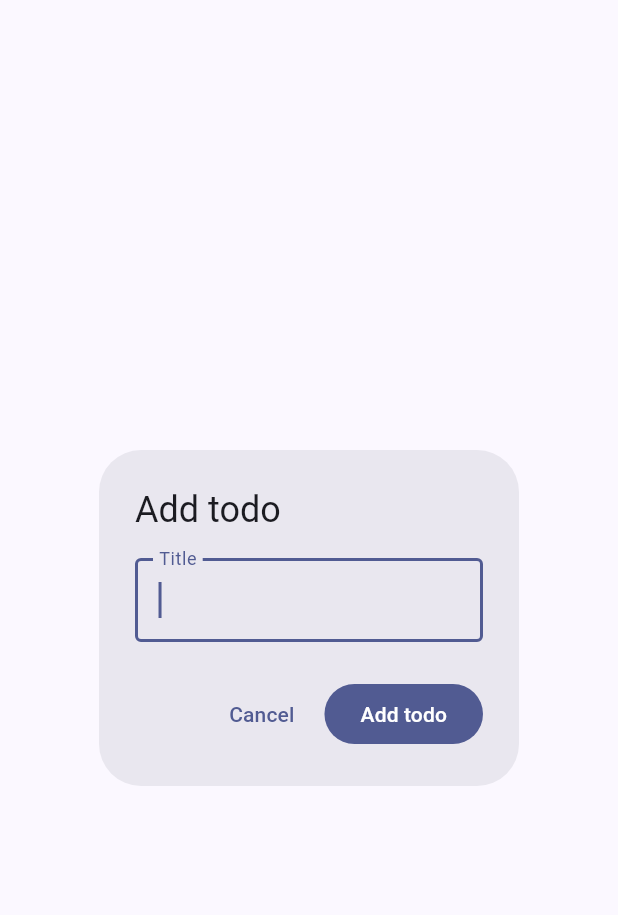
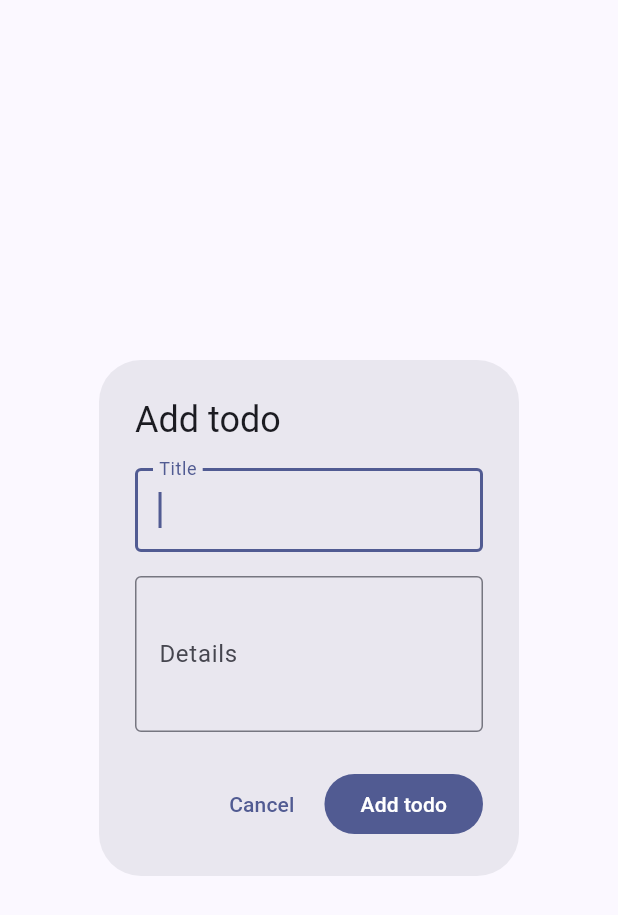
Before and after one commit to Gas-nontachai/LongDuw-ToDoList, a Flutter app: the TodoFormDialog widget shown alone on an empty page, opened directly, on a phone screen of 412 x 824 dp. Shown: the top 915 px of the screen. Run offline on Flutter 3.47's test engine with Material 3 defaults, Android fonts, the phone set to English and light mode, and no system bars; our stand-ins replace dio, flutter_riverpod; network calls fail.

Commit message:
feat: add details in models

```diff
--- a/lib/features/todo/models/todo.dart
+++ b/lib/features/todo/models/todo.dart
@@ -1,25 +1,39 @@
 class Todo {
-  const Todo({required this.id, required this.title, required this.completed});
+  const Todo({
+    required this.id,
+    required this.title,
+    required this.completed,
+    required this.details,
+  });
 
   factory Todo.fromJson(Map<String, dynamic> json) => Todo(
     id: json['id']?.toString() ?? '',
     title: json['title']?.toString() ?? '',
     completed: json['completed'] == true || json['completed'] == 'true',
+    details: json['details']?.toString() ?? '',
   );
 
   final String id;
   final String title;
   final bool completed;
+  final String details;
 
   Map<String, dynamic> toJson() => {
     'id': id,
     'title': title,
     'completed': completed,
+    'details': details,
   };
 
-  Todo copyWith({String? id, String? title, bool? completed}) => Todo(
+  Todo copyWith({
+    String? id,
+    String? title,
+    bool? completed,
+    String? details,
+  }) => Todo(
     id: id ?? this.id,
     title: title ?? this.title,
     completed: completed ?? this.completed,
+    details: details ?? this.details,
   );
 }
--- a/lib/features/todo/providers/todo_provider.dart
+++ b/lib/features/todo/providers/todo_provider.dart
@@ -49,11 +49,11 @@ class TodoNotifier extends AsyncNotifier<List<Todo>> {
     state = await AsyncValue.guard(_service.getTodos);
   }
 
-  Future<void> addTodo(String title) async {
+  Future<void> addTodo(String title, String details) async {
     final operations = ref.read(todoOperationProvider.notifier);
     operations.setCreating(true);
     try {
-      final created = await _service.createTodo(title);
+      final created = await _service.createTodo(title, details);
       state = AsyncData([...state.value ?? [], created]);
     } finally {
       operations.setCreating(false);
--- a/lib/features/todo/services/todo_service.dart
+++ b/lib/features/todo/services/todo_service.dart
@@ -17,7 +17,7 @@ class TodoService {
         .toList();
   }
 
- Future<Todo> getTodoById(String id) async {
+  Future<Todo> getTodoById(String id) async {
     final response = await _apiClient.get('/todos/$id');
     if (response.data is! Map) {
       throw const FormatException('The API returned an invalid todo.');
@@ -25,10 +25,10 @@ class TodoService {
     return Todo.fromJson(Map<String, dynamic>.from(response.data as Map));
   }
 
-  Future<Todo> createTodo(String title) async {
+  Future<Todo> createTodo(String title, String details) async {
     final response = await _apiClient.post(
       '/todos',
-      data: {'title': title, 'completed': false},
+      data: {'title': title, 'details': details, 'completed': false},
     );
     return Todo.fromJson(Map<String, dynamic>.from(response.data as Map));
   }
--- a/lib/features/todo/widgets/todo_detail.dart
+++ b/lib/features/todo/widgets/todo_detail.dart
@@ -30,6 +30,7 @@ class TodoDetailDialog extends StatelessWidget {
         mainAxisSize: MainAxisSize.min,
         crossAxisAlignment: CrossAxisAlignment.start,
         children: [
+          Text(todo.details, style: theme.textTheme.bodyLarge),
           const SizedBox(height: 16),
           Row(
             mainAxisSize: MainAxisSize.min,
--- a/lib/features/todo/widgets/todo_form.dart
+++ b/lib/features/todo/widgets/todo_form.dart
@@ -3,11 +3,18 @@ import 'package:flutter/material.dart';
 import '../../../l10n/app_localizations.dart';
 import '../models/todo.dart';
 
-Future<String?> showTodoForm(BuildContext context, {Todo? todo}) {
-  return showDialog<String>(
+Future<TodoFormData?> showTodoForm(BuildContext context, {Todo? todo}) {
+  return showDialog<TodoFormData>(
     context: context,
     builder: (_) => TodoFormDialog(todo: todo),
   );
+}
+
+class TodoFormData {
+  const TodoFormData({required this.title, required this.details});
+
+  final String title;
+  final String details;
 }
 
 class TodoFormDialog extends StatefulWidget {
@@ -21,23 +28,33 @@ class TodoFormDialog extends StatefulWidget {
 
 class _TodoFormDialogState extends State<TodoFormDialog> {
   late final TextEditingController _controller;
+  late final TextEditingController _detailsController;
   final _formKey = GlobalKey<FormState>();
 
   @override
   void initState() {
     super.initState();
     _controller = TextEditingController(text: widget.todo?.title ?? '');
+    _detailsController = TextEditingController(
+      text: widget.todo?.details ?? '',
+    );
   }
 
   @override
   void dispose() {
     _controller.dispose();
+    _detailsController.dispose();
     super.dispose();
   }
 
   void _save() {
     if (_formKey.currentState!.validate()) {
-      Navigator.of(context).pop(_controller.text.trim());
+      Navigator.of(context).pop(
+        TodoFormData(
+          title: _controller.text.trim(),
+          details: _detailsController.text.trim(),
+        ),
+      );
     }
   }
 
@@ -48,14 +65,31 @@ class _TodoFormDialogState extends State<TodoFormDialog> {
       title: Text(widget.todo == null ? l10n.addTodo : l10n.editTodo),
       content: Form(
         key: _formKey,
-        child: TextFormField(
-          controller: _controller,
-          autofocus: true,
-          textInputAction: TextInputAction.done,
-          decoration: InputDecoration(labelText: l10n.title),
-          validator: (value) =>
-              value == null || value.trim().isEmpty ? l10n.enterTitle : null,
-          onFieldSubmitted: (_) => _save(),
+        child: Column(
+          mainAxisSize: MainAxisSize.min,
+          children: [
+            TextFormField(
+              controller: _controller,
+              autofocus: true,
+              textInputAction: TextInputAction.done,
+              decoration: InputDecoration(labelText: l10n.title),
+              validator: (value) => value == null || value.trim().isEmpty
+                  ? l10n.enterTitle
+                  : null,
+              onFieldSubmitted: (_) => _save(),
+            ),
+            const SizedBox(height: 16),
+            TextFormField(
+              controller: _detailsController,
+              textInputAction: TextInputAction.done,
+              maxLines: 3,
+              decoration: InputDecoration(labelText: l10n.details),
+              validator: (value) => value == null || value.trim().isEmpty
+                  ? l10n.enterDetails
+                  : null,
+              onFieldSubmitted: (_) => _save(),
+            ),
+          ],
         ),
       ),
       actions: [
--- a/lib/l10n/app_en.arb
+++ b/lib/l10n/app_en.arb
@@ -17,7 +17,9 @@
   "delete": "Delete",
   "save": "Save",
   "title": "Title",
+  "details": "Details",
   "enterTitle": "Enter a title",
+  "enterDetails": "Enter details",
   "status": "Status",
   "completed": "Completed",
   "incomplete": "Incomplete",
--- a/lib/l10n/app_localizations.dart
+++ b/lib/l10n/app_localizations.dart
@@ -152,11 +152,23 @@ abstract class AppLocalizations {
   /// **'Title'**
   String get title;
 
+  /// No description provided for @details.
+  ///
+  /// In en, this message translates to:
+  /// **'Details'**
+  String get details;
+
   /// No description provided for @enterTitle.
   ///
   /// In en, this message translates to:
   /// **'Enter a title'**
   String get enterTitle;
+
+  /// No description provided for @enterDetails.
+  ///
+  /// In en, this message translates to:
+  /// **'Enter details'**
+  String get enterDetails;
 
   /// No description provided for @status.
   ///
--- a/lib/l10n/app_localizations_en.dart
+++ b/lib/l10n/app_localizations_en.dart
@@ -39,7 +39,13 @@ class AppLocalizationsEn extends AppLocalizations {
   String get title => 'Title';
 
   @override
+  String get details => 'Details';
+
+  @override
   String get enterTitle => 'Enter a title';
+
+  @override
+  String get enterDetails => 'Enter details';
 
   @override
   String get status => 'Status';
--- a/lib/l10n/app_localizations_th.dart
+++ b/lib/l10n/app_localizations_th.dart
@@ -39,7 +39,13 @@ class AppLocalizationsTh extends AppLocalizations {
   String get title => 'ชื่อรายการ';
 
   @override
+  String get details => 'รายละเอียด';
+
+  @override
   String get enterTitle => 'กรุณาใส่ชื่อรายการ';
+
+  @override
+  String get enterDetails => 'กรุณาใส่รายละเอียด';
 
   @override
   String get status => 'สถานะ';
--- a/lib/l10n/app_th.arb
+++ b/lib/l10n/app_th.arb
@@ -17,7 +17,9 @@
   "delete": "ลบ",
   "save": "บันทึก",
   "title": "ชื่อรายการ",
+  "details": "รายละเอียด",
   "enterTitle": "กรุณาใส่ชื่อรายการ",
+  "enterDetails": "กรุณาใส่รายละเอียด",
   "status": "สถานะ",
   "completed": "เสร็จแล้ว",
   "incomplete": "ยังไม่เสร็จ",
```
Also changed, not shown: lib/features/todo/screens/todo_screen.dart (+10 -6 lines), 2 other files.
